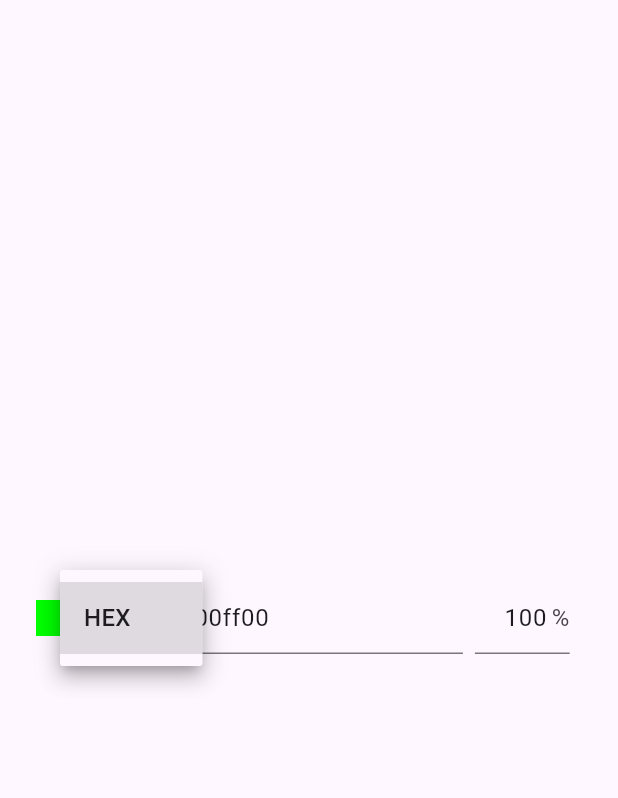
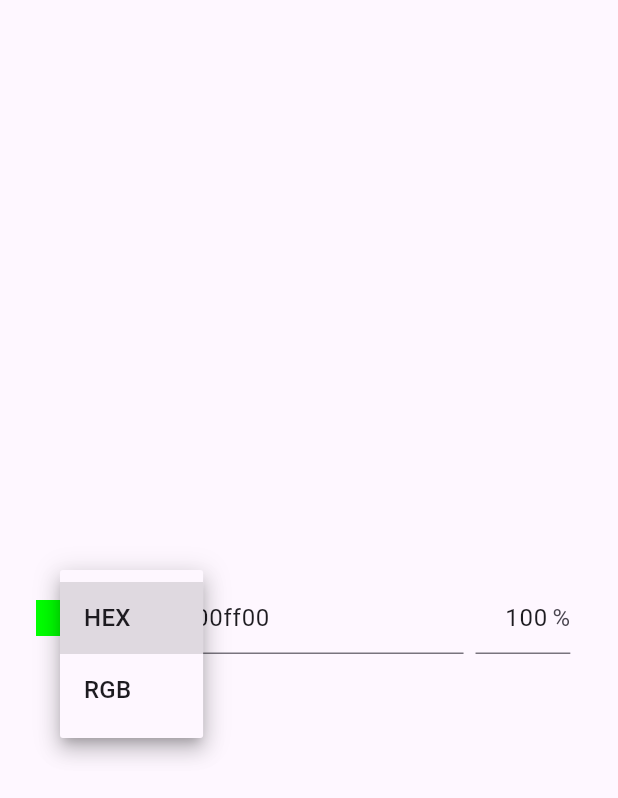
Before and after one commit to yousinix/color_picker, a Flutter app: the screen it shows after launch, after a tap on "HEX", on a phone screen of 412 x 824 dp. Shown: the top 798 px of the screen. Run offline on Flutter 3.47's test engine with Material 2 defaults, Android fonts, the phone set to English and light mode, and no system bars.

Commit message:
feat: add rgb color support

```diff
--- a/lib/src/color_picker.dart
+++ b/lib/src/color_picker.dart
@@ -1,10 +1,12 @@
 import 'package:color_picker/src/hex_color_picker.dart';
 import 'package:color_picker/src/percentage_picker.dart';
+import 'package:color_picker/src/rgb_color_picker.dart';
 import 'package:flutter/material.dart';
 import 'color_utils.dart';
 
 enum ColorSpace {
-  hex('HEX');
+  hex('HEX'),
+  rgb('RGB');
 
   const ColorSpace(this.name);
   final String name;
@@ -74,7 +76,7 @@ class _ColorPickerState extends State<ColorPicker> {
         Flexible(
           flex: 1,
           child: DropdownButton(
-            value: widget.initialColorSpace,
+            value: space,
             items: ColorSpace.values
                 .map((x) => DropdownMenuItem(
                       value: x,
@@ -92,10 +94,16 @@ class _ColorPickerState extends State<ColorPicker> {
         ),
         Flexible(
           flex: 3,
-          child: HexColorPicker(
-            initialColor: widget.initialColor,
-            onChanged: (value) => onValuesChange(value, alpha),
-          ),
+          child: {
+            ColorSpace.hex: HexColorPicker(
+              initialColor: rawColor,
+              onChanged: (value) => onValuesChange(value, alpha),
+            ),
+            ColorSpace.rgb: RgbColorPicker(
+              initialColor: rawColor,
+              onChanged: (value) => onValuesChange(value, alpha),
+            )
+          }[space]!,
         ),
         const SizedBox.square(
           dimension: 8,
```
Also changed, not shown: lib/src/rgb_color_picker.dart (added, +107 -0 lines).
